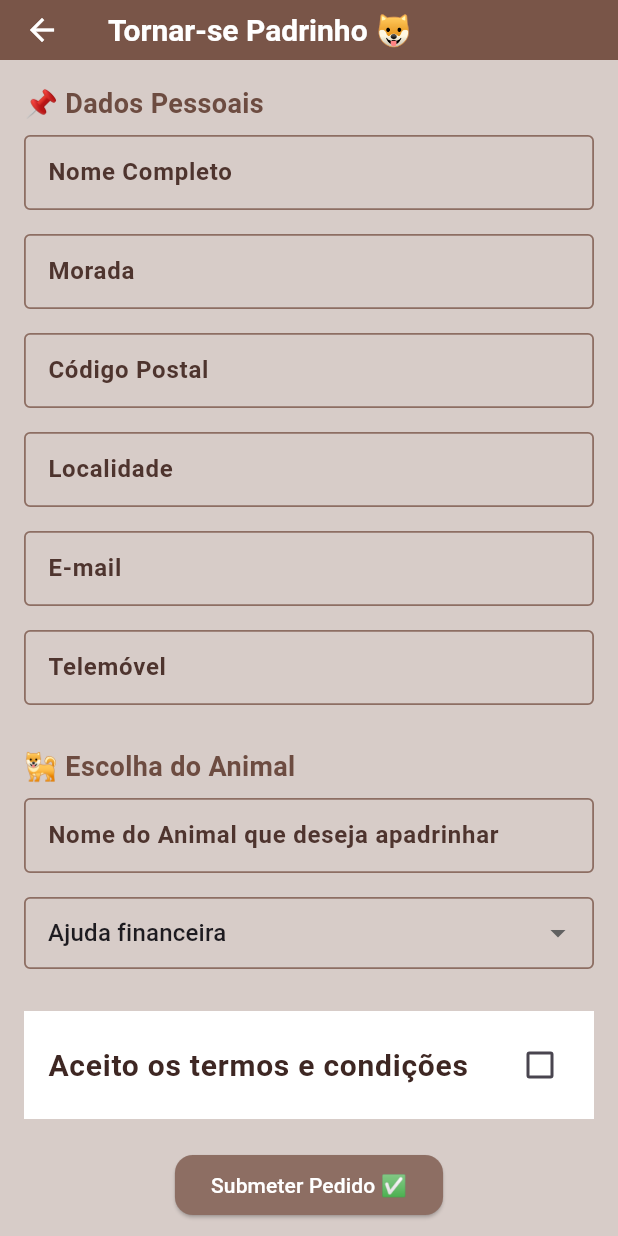
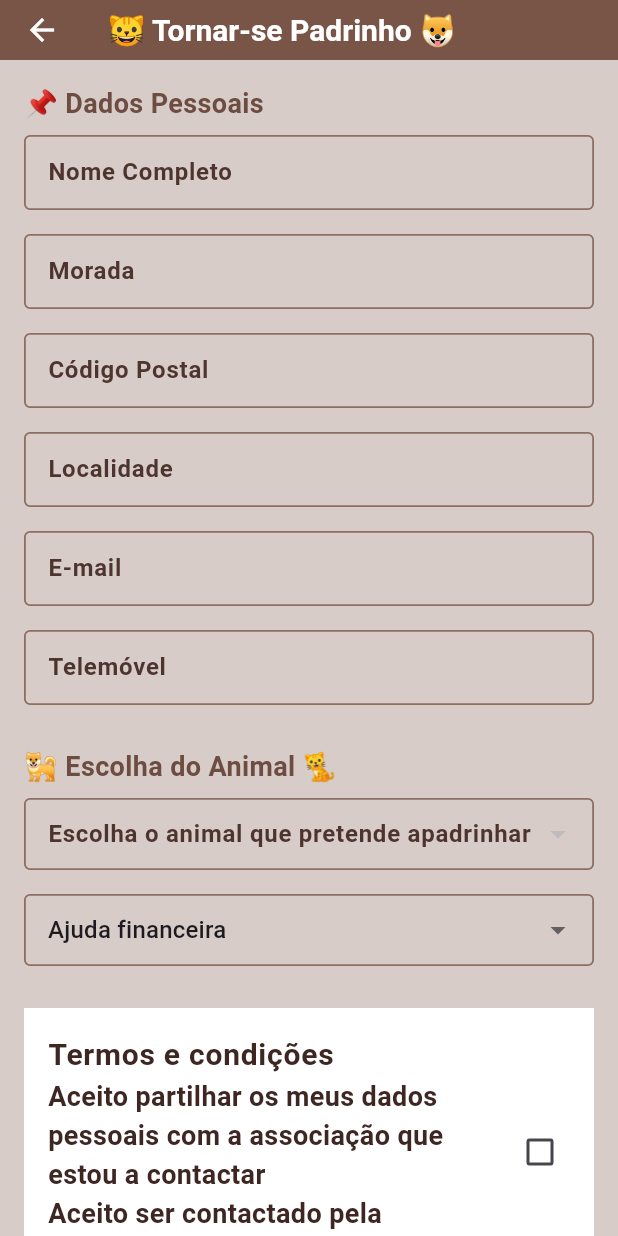
Before and after one commit to DEISI-ULHT-TFC-2024-25/TFC-Aluno2116-PetMatch, a Flutter app: the TornarPadrinhoScreen screen opened directly with empty values, on a phone screen of 412 x 824 dp. Run offline on Flutter 3.47's test engine with Material 3 defaults, Android fonts, the light colour scheme and no system bars; our stand-ins replace animate_do, cloud_firestore, firebase_auth, firebase_core, firebase_storage, geocoding and 2 more; accounts and stored records are empty.

Commit message:
Formulario de tornar padrinho corrigido

```diff
--- a/lib/documents/tornarFAT.dart
+++ b/lib/documents/tornarFAT.dart
@@ -211,6 +211,7 @@ class _TornarFATState extends State<TornarFAT> {
                 child: Column(
                   mainAxisSize: MainAxisSize.min,
                   children: [
+                    Text("Ao submeter esta candidatura concorda com os seus dados serem partilhados com a associação e concorda em ser contactado pela mesma."),
                     Text("Deseja adicionar alguma mensagem adicional antes de submeter?"),
                     if (mostrarCampoMensagem)
                       Padding(
--- a/lib/documents/tornarPadrinho.dart
+++ b/lib/documents/tornarPadrinho.dart
@@ -1,7 +1,10 @@
 import 'package:flutter/material.dart';
+import 'package:tinder_para_caes/models/associacao.dart';
 import 'package:tinder_para_caes/screens/vizualizarAssociacaoScreen.dart';
 import 'package:cloud_firestore/cloud_firestore.dart';
 import 'package:firebase_auth/firebase_auth.dart';
+
+import '../models/animal.dart';
 
 class TornarPadrinhoScreen extends StatefulWidget {
   final String uidAssociacao;
@@ -17,6 +20,8 @@ class _TornarPadrinhoScreenState extends State<TornarPadrinhoScreen> {
   final _formKey = GlobalKey<FormState>();
   bool aceitaRegras = false;
   String mensagemAdicional = "";
+  List <Animal> opcoesDeAnimais = [];
+  Animal? selectedDog ;
 
   // Controladores dos campos
   final TextEditingController nomeController = TextEditingController();
@@ -25,24 +30,38 @@ class _TornarPadrinhoScreenState extends State<TornarPadrinhoScreen> {
   final TextEditingController localidadeController = TextEditingController();
   final TextEditingController emailController = TextEditingController();
   final TextEditingController telemovelController = TextEditingController();
-  final TextEditingController nomeAnimalController = TextEditingController();
+
 
   // Dropdown de apadrinhamento
   List<String> opcoesApadrinhamento = ["Ajuda financeira", "Apoio com alimentação", "Custos veterinários", "Outro"];
   String selectedOpcao = "Ajuda financeira";
 
+  Future<void> _fetchAnimals() async {
+    final snapshot = await FirebaseFirestore.instance.collection('associacao').get();
+    final associacao = snapshot.docs
+        .map((doc) => Associacao.fromFirestore(doc))
+        .firstWhere((a) => a.uid == widget.uidAssociacao);
+
+    if (associacao != null) {
+      List<Animal> fetchedAnimals = await associacao.fetchAnimals(associacao.animais);
+      setState(() {
+        opcoesDeAnimais = fetchedAnimals;
+      });
+    }
+  }
+
+
+  @override
+  void initState() {
+    super.initState();
+    _fetchAnimals();
+  }
+
   @override
   Widget build(BuildContext context) {
     return Scaffold(
       appBar: AppBar(
-        //leading: IconButton(
-         // icon: Icon(Icons.arrow_back),
-          //onPressed: () => Navigator.pushReplacement(
-            //context,
-            //MaterialPageRoute(builder: (context) => VizualizarAssociacaoScreen()),
-          //),
-        //),
-        title: Text("Tornar-se Padrinho 🐶"),
+        title: Text("🐱 Tornar-se Padrinho 🐶"),
       ),
       body: SingleChildScrollView(
         padding: const EdgeInsets.all(16.0),
@@ -60,13 +79,14 @@ class _TornarPadrinhoScreenState extends State<TornarPadrinhoScreen> {
               _buildTextField("Telemóvel", telemovelController),
               SizedBox(height: 20),
 
-              Text("🐕 Escolha do Animal", style: TextStyle(fontSize: 18, fontWeight: FontWeight.bold)),
-              _buildTextField("Nome do Animal que deseja apadrinhar", nomeAnimalController),
+              Text("🐕 Escolha do Animal 🐈", style: TextStyle(fontSize: 18, fontWeight: FontWeight.bold)),
+              _buildDropdownAnimal(),
               _buildDropdownApadrinhamento(),
               SizedBox(height: 20),
 
               CheckboxListTile(
-                title: Text("Aceito os termos e condições"),
+                title: Text("Termos e condições"),
+                subtitle: Text("Aceito partilhar os meus dados pessoais com a associação que estou a contactar\nAceito ser contactado pela associação"),
                 value: aceitaRegras,
                 onChanged: (bool? value) {
                   setState(() {
@@ -80,16 +100,11 @@ class _TornarPadrinhoScreenState extends State<TornarPadrinhoScreen> {
                 child: ElevatedButton(
                   onPressed: () {
                     if (_formKey.currentState!.validate() && aceitaRegras) {
-                      _mostrarPopupMensagemFinal(); // ← Mostra o popup com opção de mensagem
-                    } else {
-                      ScaffoldMessenger.of(context).showSnackBar(
-                        SnackBar(content: Text("Por favor, preencha todos os campos e aceite os termos. ❗")),
-                      );
+                      _mostrarPopupMensagemFinal();
                     }
                   },
                   child: Text("Submeter Pedido ✅"),
                 ),
-
               ),
             ],
           ),
@@ -140,6 +155,29 @@ class _TornarPadrinhoScreenState extends State<TornarPadrinhoScreen> {
     );
   }
 
+  //Dropdown do animal que quer escolher para apadrinhar
+  Widget _buildDropdownAnimal() {
+    return Padding(
+      padding: const EdgeInsets.symmetric(vertical: 8.0),
+      child: DropdownButtonFormField<Animal>(
+        decoration: InputDecoration(labelText: "Escolha o animal que pretende apadrinhar",border: OutlineInputBorder()),
+        value: selectedDog,
+        items: opcoesDeAnimais.map((animal) {
+          return DropdownMenuItem<Animal>(
+            value: animal,
+            child: Text("${animal.fullName} (${animal.breed}) - ${animal.calcularIdade()}"),
+          );
+        }).toList(),
+        onChanged: (Animal? newAnimal) {
+          setState(() {
+            selectedDog = newAnimal!;
+          });
+        },
+        menuMaxHeight: 400,
+      ),
+    );
+  }
+
   /// Função para guardar no Firebase Firestore
   Future<void> _submeterFormulario() async {
     try {
@@ -159,14 +197,14 @@ class _TornarPadrinhoScreenState extends State<TornarPadrinhoScreen> {
         "dataCriacao": FieldValue.serverTimestamp(),
 
         "dadosPreenchidos": {
-          "nomeCompleto": nomeController.text,
-          "morada": moradaController.text,
-          "codigoPostal": codigoPostalController.text,
-          "localidade": localidadeController.text,
-          "email": emailController.text,
-          "telemovel": telemovelController.text,
-          "nomeAnimal": nomeAnimalController.text,
-          "tipoApadrinhamento": selectedOpcao,
+          "Nome Completo": nomeController.text,
+          "Morada": moradaController.text,
+          "Código Postal": codigoPostalController.text,
+          "Localidade": localidadeController.text,
+          "Email": emailController.text,
+          "Telemóvel": telemovelController.text,
+          "Animal que pretende apadrinhar": selectedDog?.fullName,
+          "Tipo de apadrinhamento": selectedOpcao,
         }
       });
 
@@ -193,7 +231,7 @@ class _TornarPadrinhoScreenState extends State<TornarPadrinhoScreen> {
         return StatefulBuilder(
           builder: (context, setState) {
             return AlertDialog(
-              title: Text("✨ Enviar Pedido de Apadrinhamento"),
+              title: Text("✨ Enviar Pedido de Apadrinhamento ✨"),
               content: Column(
                 mainAxisSize: MainAxisSize.min,
                 children: [
--- a/lib/documents/tornarSocio.dart
+++ b/lib/documents/tornarSocio.dart
@@ -78,7 +78,6 @@ class _TornarSocioScreenState extends State<TornarSocioScreen> {
                   onPressed: () async {
                     if (_formKey.currentState!.validate() && aceitaRegras) {
                       _mostrarPopupMensagemFinal();
-
                     }
                   },
                   child: Text("Submeter Inscrição ✅"),
```
